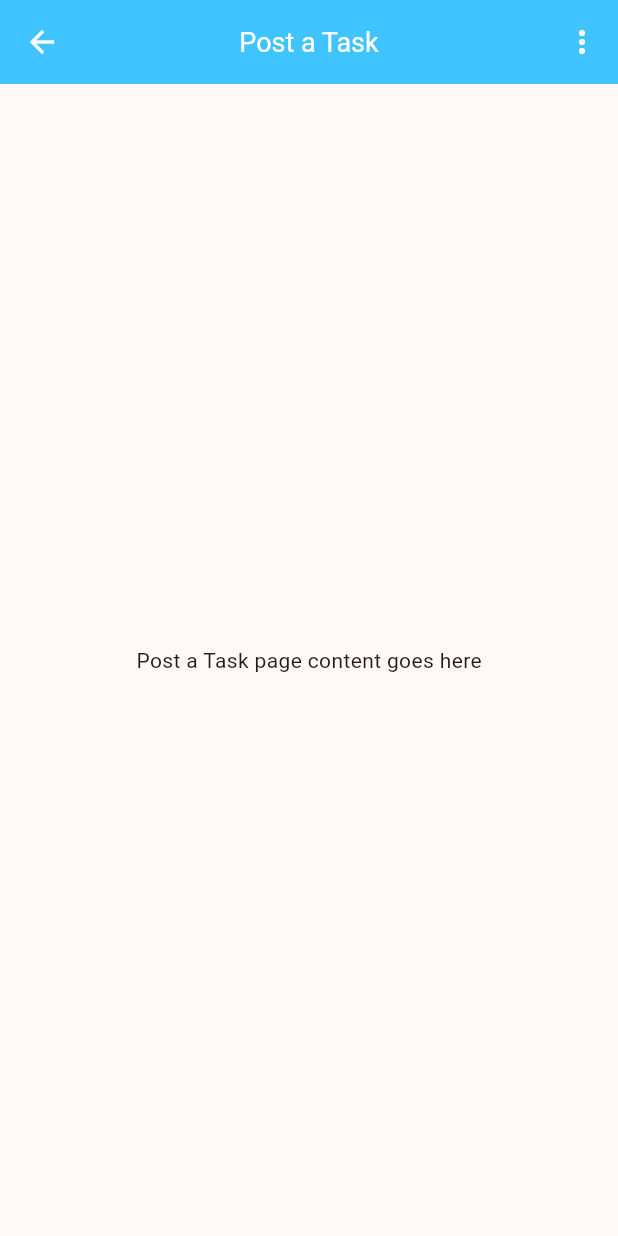
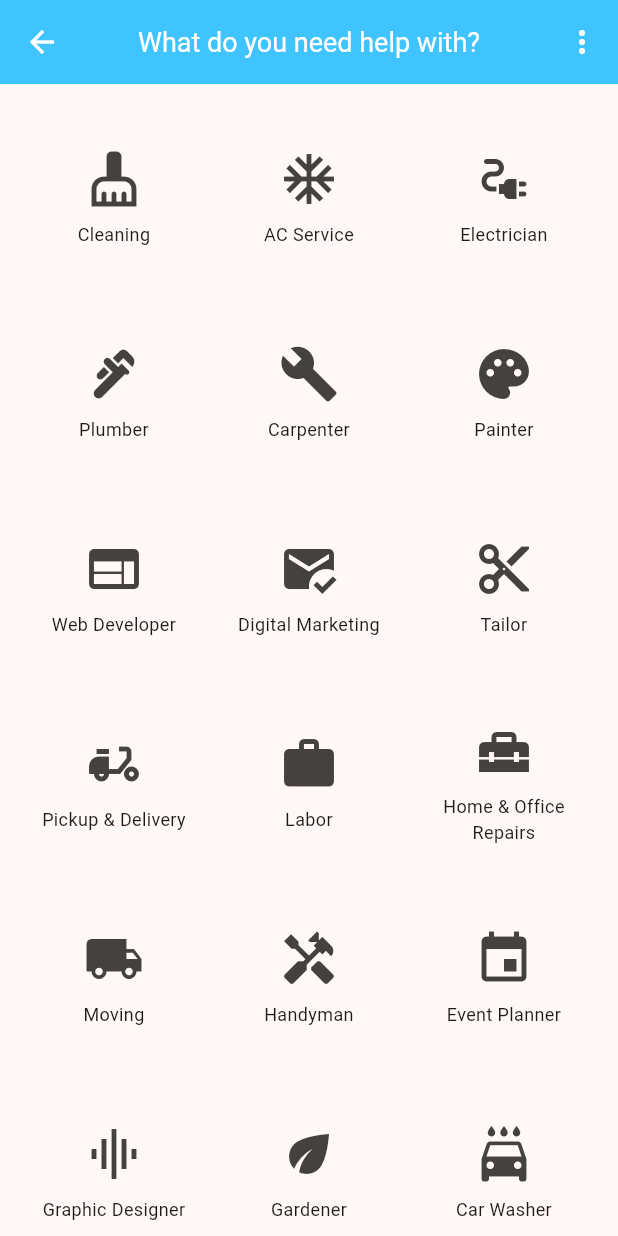
Before and after one commit to alfen-yu/timetrader, a Flutter app: the PostTaskView screen opened directly, on a phone screen of 412 x 824 dp. Run offline on Flutter 3.47's test engine with Material 3 defaults, Android fonts, the light colour scheme and no system bars; our stand-ins replace cloud_firestore, firebase_auth, firebase_core, firebase_storage, image_picker, intl_phone_field and 1 more; accounts and stored records are empty; generated files the repository leaves out were written again; network calls fail.

Commit message:
icons add for post a task

```diff
--- a/lib/views/dashboard/dashboard_view.dart
+++ b/lib/views/dashboard/dashboard_view.dart
@@ -2,7 +2,7 @@ import 'package:flutter/material.dart';
 import 'package:timetrader/views/dashboard/account_view.dart';
 import 'package:timetrader/views/dashboard/messages_view.dart';
 import 'package:timetrader/views/dashboard/navigation_bar.dart';
-import 'package:timetrader/views/dashboard/post_task_view.dart';
+import 'package:timetrader/views/dashboard/post_tasks/post_task_view.dart';
 import 'package:timetrader/views/dashboard/tasks_views/tasks_view.dart';
 
 class DashboardView extends StatefulWidget {
@@ -13,7 +13,7 @@ class DashboardView extends StatefulWidget {
 }
 
 class _DashboardViewState extends State<DashboardView> {
-  int pageIndex = 0;
+  int pageIndex = 1;
 
   void onPageSelected(int index) {
     setState(() {
--- /dev/null
+++ b/lib/views/dashboard/post_tasks/categories.dart
@@ -0,0 +1,74 @@
+import 'package:flutter/material.dart';
+
+class Category {
+  final String name;
+  final IconData icon;
+
+  Category({required this.name, required this.icon});
+}
+
+class CategoryTile extends StatelessWidget {
+  final Category category;
+
+  const CategoryTile({super.key, required this.category});
+
+  @override
+  Widget build(BuildContext context) {
+    return GestureDetector(
+      onTap: () {},
+      child: Column(
+        mainAxisAlignment: MainAxisAlignment.center,
+        children: <Widget>[
+          Icon(category.icon, size: 40, color: const Color.fromARGB(255, 70, 65, 65)),
+          const SizedBox(height: 8),
+          Text(
+            category.name,
+            textAlign: TextAlign.center,
+            style: const TextStyle(fontSize: 12),
+          ),
+        ],
+      ),
+    );
+  }
+}
+
+final List<Category> categories = [
+  Category(name: 'Cleaning', icon: Icons.cleaning_services),
+  Category(name: 'AC Service', icon: Icons.ac_unit),
+  Category(name: 'Electrician', icon: Icons.electrical_services),
+  Category(name: 'Plumber', icon: Icons.plumbing),
+  Category(name: 'Carpenter', icon: Icons.build),
+  Category(name: 'Painter', icon: Icons.palette),
+  Category(name: 'Web Developer', icon: Icons.web),
+  Category(name: 'Digital Marketing', icon: Icons.mark_email_read),
+  Category(name: 'Tailor', icon: Icons.content_cut),
+  Category(name: 'Pickup & Delivery', icon: Icons.delivery_dining),
+  Category(name: 'Labor', icon: Icons.work),
+  Category(name: 'Home & Office Repairs', icon: Icons.home_repair_service),
+  Category(name: 'Moving', icon: Icons.local_shipping),
+  Category(name: 'Handyman', icon: Icons.handyman),
+  Category(name: 'Event Planner', icon: Icons.event),
+  Category(name: 'Graphic Designer', icon: Icons.graphic_eq),
+  Category(name: 'Gardener', icon: Icons.eco),
+  Category(name: 'Car Washer', icon: Icons.local_car_wash),
+  Category(name: 'Photographers', icon: Icons.camera_alt),
+  Category(name: 'Beautician', icon: Icons.face),
+  Category(name: 'Domestic Help', icon: Icons.people_alt),
+  Category(name: 'Drivers and Cab', icon: Icons.directions_car),
+  Category(name: 'Tile Fixer', icon: Icons.bathtub),
+  Category(name: 'CCTV', icon: Icons.security),
+  Category(name: 'Welder', icon: Icons.construction),
+  Category(name: 'Pest Control', icon: Icons.bug_report),
+  Category(name: 'Cooking Services', icon: Icons.restaurant_menu),
+  Category(name: 'Lock Master', icon: Icons.lock),
+  Category(name: 'Consultant', icon: Icons.leaderboard),
+  Category(name: 'Mechanic', icon: Icons.build_circle),
+  Category(name: 'Fitness Trainer', icon: Icons.fitness_center),
+  Category(name: 'Repairing', icon: Icons.settings),
+  Category(name: 'UI/UX', icon: Icons.mobile_friendly),
+  Category(name: 'Video and Audio Editors', icon: Icons.videocam),
+  Category(name: 'Interior Designer', icon: Icons.home),
+  Category(name: 'Architect', icon: Icons.architecture),
+  Category(name: 'Lawyers/Legal Advisors', icon: Icons.gavel),
+  Category(name: 'Others', icon: Icons.more_horiz),
+];
--- a/lib/views/dashboard/post_task_view.dart
+++ b/lib/views/dashboard/post_tasks/post_task_view.dart
@@ -1,5 +1,6 @@
 import 'package:flutter/material.dart';
 import 'package:timetrader/views/dashboard/hamburger_menu.dart';
+import 'package:timetrader/views/dashboard/post_tasks/categories.dart';
 
 class PostTaskView extends StatelessWidget {
   const PostTaskView({super.key});
@@ -9,7 +10,7 @@ class PostTaskView extends StatelessWidget {
     return Scaffold(
       appBar: AppBar(
         title: const Text(
-          'Post a Task',
+          'What do you need help with?',
           style: TextStyle(fontSize: 18),
         ),
         centerTitle: true,
@@ -20,10 +21,17 @@ class PostTaskView extends StatelessWidget {
           HamburgerMenu(),
         ],
       ),
-      body: const Center(
-        child: Text(
-          'Post a Task page content goes here',
+      body: GridView.builder(
+        padding: const EdgeInsets.all(16),
+        gridDelegate: const SliverGridDelegateWithFixedCrossAxisCount(
+          crossAxisCount: 3,
+          crossAxisSpacing: 10.0,
+          mainAxisSpacing: 10.0,
         ),
+        itemCount: categories.length,
+        itemBuilder: (BuildContext context, int index) {
+          return CategoryTile(category: categories[index]);
+        },
       ),
     );
   }
```
